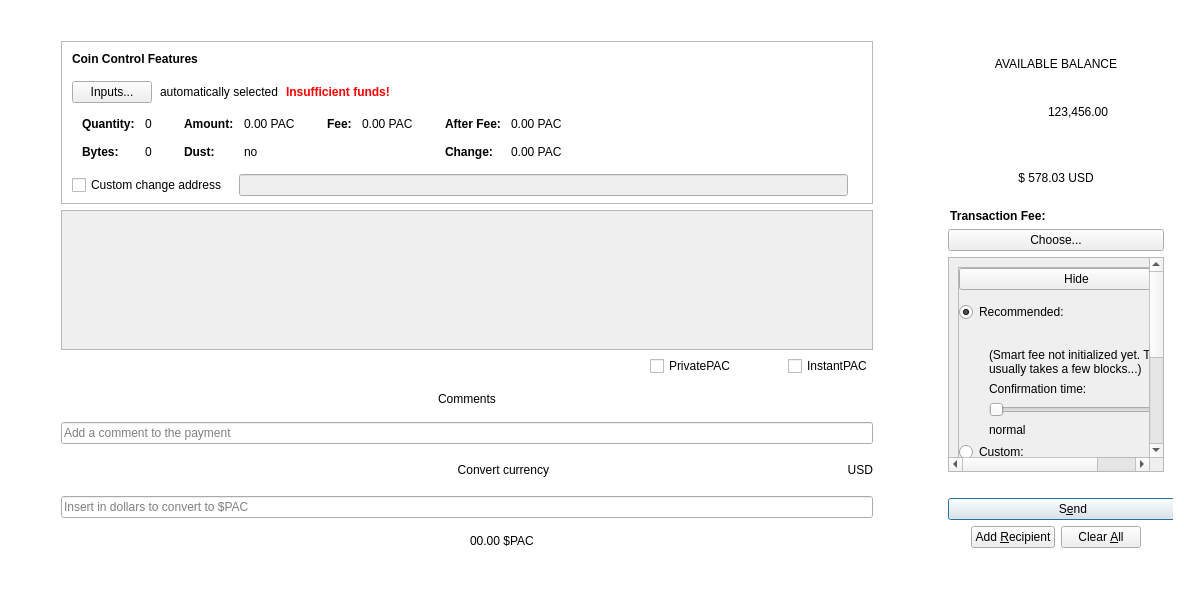
Qt form src/qt/forms/sendcoinsdialog.ui (PACCommunity/PAC) before a commit.
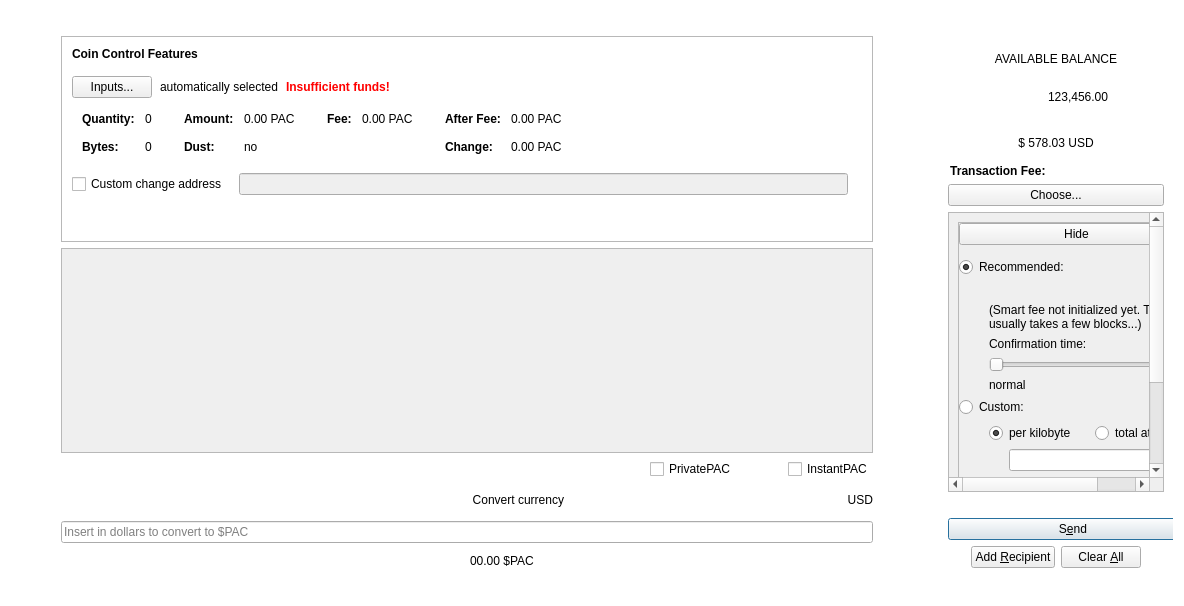
The same form after that commit. Custom widgets are drawn as their Qt base class.

Commit message: UI Fixes for small screens (send and receive page)

What changed in the file:
```diff
--- a/src/qt/forms/sendcoinsdialog.ui
+++ b/src/qt/forms/sendcoinsdialog.ui
@@ -52,13 +52,13 @@
          <number>50</number>
         </property>
         <property name="topMargin">
-         <number>30</number>
+         <number>25</number>
         </property>
         <property name="rightMargin">
          <number>50</number>
         </property>
         <property name="bottomMargin">
-         <number>50</number>
+         <number>30</number>
         </property>
         <item>
          <widget class="QFrame" name="frameCoinControl">
@@ -634,7 +634,7 @@
              <x>0</x>
              <y>0</y>
              <width>811</width>
-             <height>70</height>
+             <height>186</height>
             </rect>
            </property>
            <property name="styleSheet">
@@ -672,12 +672,12 @@
                <enum>Qt::Vertical</enum>
               </property>
               <property name="sizeType">
-               <enum>QSizePolicy::Preferred</enum>
+               <enum>QSizePolicy::Expanding</enum>
               </property>
               <property name="sizeHint" stdset="0">
                <size>
                 <width>20</width>
-                <height>40</height>
+                <height>150</height>
                </size>
               </property>
              </spacer>
@@ -760,73 +760,18 @@
         </item>
         <item>
          <layout class="QVBoxLayout" name="verticalLayout_4">
-          <item>
-           <spacer name="verticalSpacer_10">
-            <property name="orientation">
-             <enum>Qt::Vertical</enum>
-            </property>
-            <property name="sizeType">
-             <enum>QSizePolicy::Expanding</enum>
-            </property>
-            <property name="sizeHint" stdset="0">
-             <size>
-              <width>20</width>
-              <height>10</height>
-             </size>
-            </property>
-           </spacer>
-          </item>
-          <item>
-           <widget class="QLabel" name="label_5">
-            <property name="text">
-             <string>Comments</string>
-            </property>
-            <property name="alignment">
-             <set>Qt::AlignCenter</set>
-            </property>
-            <property name="class" stdset="0">
-             <string>titleLabel</string>
-            </property>
-           </widget>
-          </item>
-          <item>
-           <spacer name="verticalSpacer_2">
-            <property name="orientation">
-             <enum>Qt::Vertical</enum>
-            </property>
-            <property name="sizeType">
-             <enum>QSizePolicy::Expanding</enum>
-            </property>
-            <property name="sizeHint" stdset="0">
-             <size>
-              <width>20</width>
-              <height>10</height>
-             </size>
-            </property>
-           </spacer>
-          </item>
-          <item>
-           <widget class="QLineEdit" name="lineComment">
-            <property name="placeholderText">
-             <string>Add a comment to the payment</string>
-            </property>
-            <property name="class" stdset="0">
-             <string>LineEdit</string>
-            </property>
-           </widget>
-          </item>
           <item>
            <spacer name="verticalSpacer_3">
             <property name="orientation">
              <enum>Qt::Vertical</enum>
             </property>
             <property name="sizeType">
-             <enum>QSizePolicy::Expanding</enum>
+             <enum>QSizePolicy::Preferred</enum>
             </property>
             <property name="sizeHint" stdset="0">
              <size>
               <width>20</width>
-              <height>10</height>
+              <height>5</height>
              </size>
             </property>
            </spacer>
@@ -843,7 +788,7 @@
               </property>
               <property name="sizeHint" stdset="0">
                <size>
-                <width>170</width>
+                <width>200</width>
                 <height>20</height>
                </size>
               </property>
@@ -880,12 +825,12 @@
              <enum>Qt::Vertical</enum>
             </property>
             <property name="sizeType">
-             <enum>QSizePolicy::Expanding</enum>
+             <enum>QSizePolicy::Preferred</enum>
             </property>
             <property name="sizeHint" stdset="0">
              <size>
               <width>20</width>
-              <height>10</height>
+              <height>5</height>
              </size>
             </property>
            </spacer>
@@ -906,12 +851,12 @@
              <enum>Qt::Vertical</enum>
             </property>
             <property name="sizeType">
-             <enum>QSizePolicy::Expanding</enum>
+             <enum>QSizePolicy::Preferred</enum>
             </property>
             <property name="sizeHint" stdset="0">
              <size>
               <width>20</width>
-              <height>10</height>
+              <height>5</height>
              </size>
             </property>
            </spacer>
@@ -970,13 +915,13 @@
          <number>25</number>
         </property>
         <property name="topMargin">
-         <number>30</number>
+         <number>25</number>
         </property>
         <property name="rightMargin">
          <number>9</number>
         </property>
         <property name="bottomMargin">
-         <number>50</number>
+         <number>30</number>
         </property>
         <item>
          <layout class="QGridLayout" name="gridLayout_2">
@@ -1037,7 +982,7 @@
               <property name="minimumSize">
                <size>
                 <width>0</width>
-                <height>70</height>
+                <height>50</height>
                </size>
               </property>
               <property name="text">
@@ -1243,7 +1188,7 @@
             <property name="minimumSize">
              <size>
               <width>0</width>
-              <height>50</height>
+              <height>30</height>
              </size>
             </property>
             <property name="text">
@@ -1342,7 +1287,7 @@
             <widget class="QWidget" name="scrollAreaWidgetContents_3">
              <property name="geometry">
               <rect>
-               <x>0</x>
+               <x>-95</x>
                <y>0</y>
                <width>293</width>
                <height>484</height>
```
The commit also changes 7 other files.
